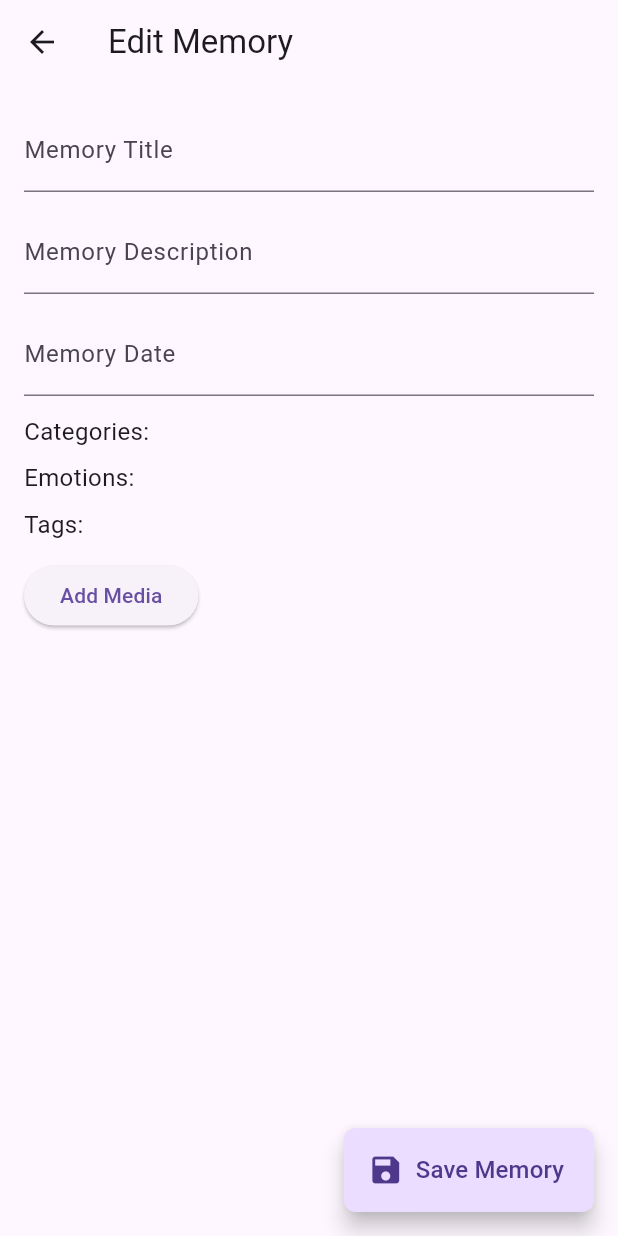
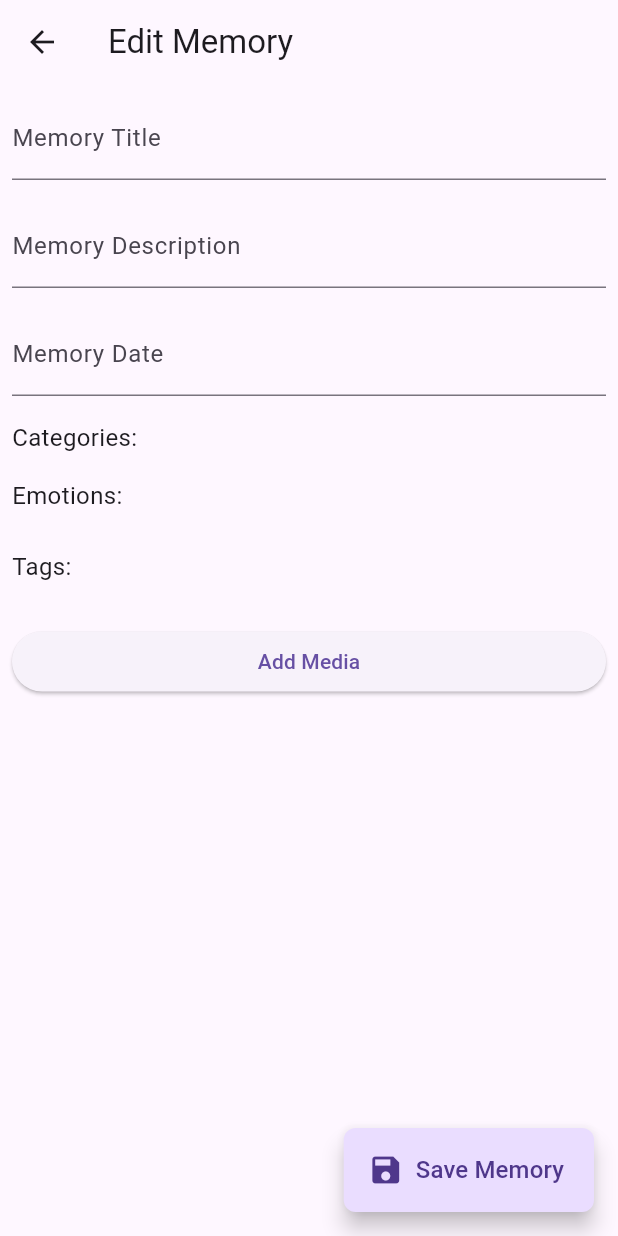
Before and after one commit to 24-25J-194-research-project/dementia-mobile-app, a Flutter app: the MemoryDetailScreen screen opened directly with empty values, on a phone screen of 412 x 824 dp. Run offline on Flutter 3.47's test engine with Material 3 defaults, Android fonts, the phone set to English and light mode, and no system bars; our stand-ins replace audioplayers, carousel_slider, cloud_firestore, firebase_auth, firebase_core, firebase_storage and 5 more; accounts and stored records are empty; generated files the repository leaves out were written again.

Commit message:
UI Improvements and bug fixes

```diff
--- a/dementia_app/lib/features/memories/presentation/screens/memory_detail_screen.dart
+++ b/dementia_app/lib/features/memories/presentation/screens/memory_detail_screen.dart
@@ -113,67 +113,86 @@ class _MemoryDetailScreenState extends State<MemoryDetailScreen> {
   Widget build(BuildContext context) {
     return Scaffold(
       appBar: AppBar(title: const Text('Edit Memory')),
-      body: SingleChildScrollView(
-        padding: const EdgeInsets.all(16.0),
-        child: Column(
-          crossAxisAlignment: CrossAxisAlignment.start,
-          children: [
+      body: CustomScrollView(
+        slivers: [
+          SliverList(
+            delegate: SliverChildListDelegate(
+              [
                 // Memory Title
-            TextFormField(
+                Padding(
+                  padding: const EdgeInsets.all(8.0),
+                  child: TextFormField(
                     controller: titleController,
                     decoration: const InputDecoration(labelText: 'Memory Title'),
                   ),
-            const SizedBox(height: 12),
+                ),
 
                 // Memory Description
-            TextFormField(
+                Padding(
+                  padding: const EdgeInsets.all(8.0),
+                  child: TextFormField(
                     controller: descriptionController,
                     decoration: const InputDecoration(labelText: 'Memory Description'),
                   ),
-            const SizedBox(height: 12),
+                ),
 
                 // Memory Date
-            TextFormField(
+                Padding(
+                  padding: const EdgeInsets.all(8.0),
+                  child: TextFormField(
                     controller: dateController,
                     decoration: const InputDecoration(labelText: 'Memory Date'),
                     readOnly: true,
                     onTap: _selectDate,
                   ),
-            const SizedBox(height: 12),
+                ),
 
                 // Categories
-            Text(
+                Padding(
+                  padding: const EdgeInsets.all(8.0),
+                  child: Text(
                     'Categories: ${widget.memory.categories?.join(', ') ?? 'Not processed yet'}',
                     style: const TextStyle(fontSize: 16),
                   ),
-            const SizedBox(height: 8),
+                ),
 
                 // Emotions
-            Text(
+                Padding(
+                  padding: const EdgeInsets.all(8.0),
+                  child: Text(
                     'Emotions: ${widget.memory.emotions?.join(', ') ?? 'Not processed yet'}',
                     style: const TextStyle(fontSize: 16),
+                  ),
                 ),
                 const SizedBox(height: 8),
 
                 // Tags
-            Text(
+                Padding(
+                  padding: const EdgeInsets.all(8.0),
+                  child: Text(
                     'Tags: ${widget.memory.tags?.join(', ') ?? 'Not processed yet'}',
                     style: const TextStyle(fontSize: 16),
+                  ),
                 ),
                 const SizedBox(height: 12),
 
                 // Add Media Button
-            ElevatedButton(
+                Padding(
+                  padding: const EdgeInsets.all(8.0),
+                  child: ElevatedButton(
                     onPressed: _addMedia,
                     child: const Text('Add Media'),
                   ),
+                ),
                 const SizedBox(height: 12),
+              ],
+            ),
+          ),
 
-            // Media List
-            ListView.builder(
-              shrinkWrap: true,
-              itemCount: mediaList.length,
-              itemBuilder: (context, index) {
+          // Media List (Use SliverList for nested scrollable content)
+          SliverList(
+            delegate: SliverChildBuilderDelegate(
+                  (context, index) {
                 final media = mediaList[index];
                 return MediaCard(
                   media: media,
@@ -181,10 +200,10 @@ class _MemoryDetailScreenState extends State<MemoryDetailScreen> {
                   onEdit: (_) {}, // Media editing not supported here
                 );
               },
+              childCount: mediaList.length,
             ),
-            const SizedBox(height: 60),
+          ),
         ],
-        ),
       ),
       floatingActionButton: FloatingActionButton.extended(
         onPressed: _saveMemory,
@@ -194,7 +213,7 @@ class _MemoryDetailScreenState extends State<MemoryDetailScreen> {
           style: TextStyle(fontSize: 16),
         ),
         shape: RoundedRectangleBorder(borderRadius: BorderRadius.circular(8)),
-      )
+      ),
     );
   }
 }
--- a/dementia_app/lib/features/memories/presentation/screens/memory_screen.dart
+++ b/dementia_app/lib/features/memories/presentation/screens/memory_screen.dart
@@ -104,14 +104,14 @@ class MemoryScreenState extends State<MemoryScreen> {
                   return _buildStatus("Not processed yet.", Icons.pending, "Process Now", memory.id!);
                 } else if (outline.status == 'completed') {
                   return _buildStatus(
-                      "This memory is successfully processed, and you can view the generated therapy in Reminiscence Therapies.",
+                      "This memory is successfully processed.",
                       Icons.check_circle, "View Therapies", memory.id!);
                 } else if (outline.status == 'processing' || outline.status == 'pending') {
                   return _buildStatus("Memory is being processed...", Icons.autorenew, "Wait", memory.id!);
                 } else if (outline.status == 'failed') {
                   return _buildStatus("Memory processing failed. Please retry.", Icons.error, "Retry", memory.id!);
                 } else {
-                  return _buildStatus("Unknown status", Icons.error, "View", memory.id!);
+                  return _buildStatus("Memory is being processed...", Icons.autorenew, "Wait", memory.id!);
                 }
               },
             ),
--- a/dementia_app/lib/features/reminiscence_therapy/data/repositories/therapy_feedback_repository_impl.dart
+++ b/dementia_app/lib/features/reminiscence_therapy/data/repositories/therapy_feedback_repository_impl.dart
@@ -1,5 +1,4 @@
 import 'package:cloud_firestore/cloud_firestore.dart';
-import 'package:firebase_auth/firebase_auth.dart';
 
 import '../../domain/entities/therapy_feedback.dart';
 import '../../domain/repositories/therapy_feedback_repository.dart';
--- a/dementia_app/lib/features/reminiscence_therapy/presentation/screens/therapy_feedback_screen.dart
+++ b/dementia_app/lib/features/reminiscence_therapy/presentation/screens/therapy_feedback_screen.dart
@@ -61,7 +61,6 @@ class TherapyFeedbackScreenState extends State<TherapyFeedbackScreen> {
         comments: comments,
       );
 
-      // Use the use case to save feedback
       final useCase = TherapyFeedbackUseCase(TherapyFeedbackRepositoryImpl());
       await useCase.saveFeedback(feedback);
       ScaffoldMessenger.of(context).showSnackBar(const SnackBar(content: Text('Feedback saved!')));
@@ -164,7 +163,7 @@ class TherapyFeedbackScreenState extends State<TherapyFeedbackScreen> {
                 child: ElevatedButton(
                   onPressed: () {
                     _submitFeedback(selectedEmotions, rating, commentController.text);
-                    Navigator.pop(context);
+                    Navigator.pushNamed(context, '/reminiscence-therapies');
                   },
                   child: const Text('Save'),
                 ),
```
Also changed, not shown: dementia_app/lib/features/memories/presentation/screens/add_memory_screen.dart (+30 -21 lines). Lines whose indentation alone changed are shown as unchanged.
